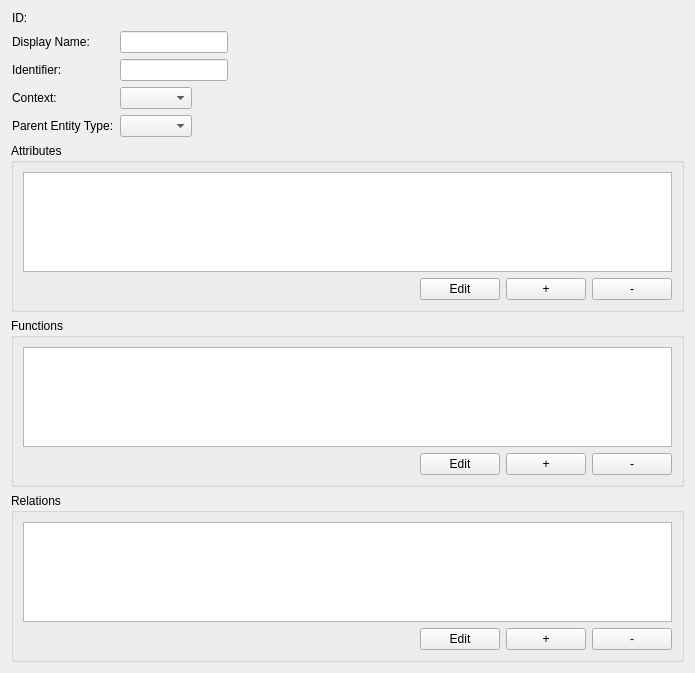
First picture: the form in lib/LBDatabase/src/lbdatabaseexporter/src/mainwindow/views/entitytypeview.ui, repository lbproductions/ProjectStatsMigration, before the edit.
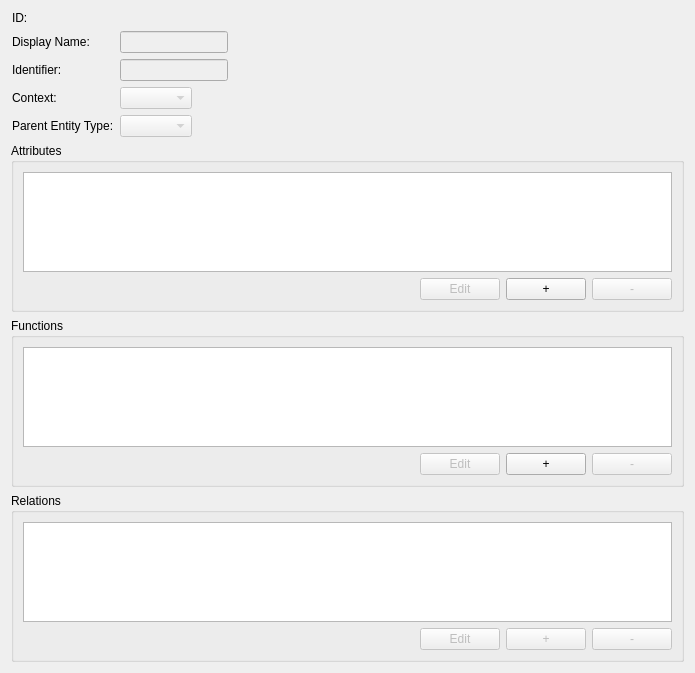
Second picture: the form after the edit.

Patch:
```diff
--- a/lib/LBDatabase/src/lbdatabaseexporter/src/mainwindow/views/entitytypeview.ui
+++ b/lib/LBDatabase/src/lbdatabaseexporter/src/mainwindow/views/entitytypeview.ui
@@ -38,7 +38,11 @@
         </widget>
        </item>
        <item row="1" column="1">
-        <widget class="QLineEdit" name="lineEditDisplayName"/>
+        <widget class="QLineEdit" name="lineEditDisplayName">
+         <property name="enabled">
+          <bool>false</bool>
+         </property>
+        </widget>
        </item>
        <item row="3" column="0">
         <widget class="QLabel" name="label_2">
@@ -48,7 +52,11 @@
         </widget>
        </item>
        <item row="3" column="1">
-        <widget class="QComboBox" name="comboBoxContext"/>
+        <widget class="QComboBox" name="comboBoxContext">
+         <property name="enabled">
+          <bool>false</bool>
+         </property>
+        </widget>
        </item>
        <item row="4" column="0">
         <widget class="QLabel" name="label_3">
@@ -58,7 +66,11 @@
         </widget>
        </item>
        <item row="4" column="1">
-        <widget class="QComboBox" name="comboBoxParent"/>
+        <widget class="QComboBox" name="comboBoxParent">
+         <property name="enabled">
+          <bool>false</bool>
+         </property>
+        </widget>
        </item>
        <item row="2" column="0">
         <widget class="QLabel" name="label_4">
@@ -68,7 +80,11 @@
         </widget>
        </item>
        <item row="2" column="1">
-        <widget class="QLineEdit" name="lineEditIdentifier"/>
+        <widget class="QLineEdit" name="lineEditIdentifier">
+         <property name="enabled">
+          <bool>false</bool>
+         </property>
+        </widget>
        </item>
        <item row="0" column="0">
         <widget class="QLabel" name="label_5">
@@ -114,6 +130,9 @@
         </item>
         <item>
          <widget class="QPushButton" name="pushButtonEditAttribute">
+          <property name="enabled">
+           <bool>false</bool>
+          </property>
           <property name="text">
            <string>Edit</string>
           </property>
@@ -128,6 +147,9 @@
         </item>
         <item>
          <widget class="QPushButton" name="pushButtonRemoveAttribute">
+          <property name="enabled">
+           <bool>false</bool>
+          </property>
           <property name="text">
            <string>-</string>
           </property>
@@ -164,6 +186,9 @@
         </item>
         <item>
          <widget class="QPushButton" name="pushButtonEditFunction">
+          <property name="enabled">
+           <bool>false</bool>
+          </property>
           <property name="text">
            <string>Edit</string>
           </property>
@@ -178,6 +203,9 @@
         </item>
         <item>
          <widget class="QPushButton" name="pushButtonRemoveFunction">
+          <property name="enabled">
+           <bool>false</bool>
+          </property>
           <property name="text">
            <string>-</string>
           </property>
@@ -214,6 +242,9 @@
         </item>
         <item>
          <widget class="QPushButton" name="pushButtonEditRelation">
+          <property name="enabled">
+           <bool>false</bool>
+          </property>
           <property name="text">
            <string>Edit</string>
           </property>
@@ -221,6 +252,9 @@
         </item>
         <item>
          <widget class="QPushButton" name="pushButtonAddRelation">
+          <property name="enabled">
+           <bool>false</bool>
+          </property>
           <property name="text">
            <string>+</string>
           </property>
@@ -228,6 +262,9 @@
         </item>
         <item>
          <widget class="QPushButton" name="pushButtonRemoveRelation">
+          <property name="enabled">
+           <bool>false</bool>
+          </property>
           <property name="text">
            <string>-</string>
           </property>
```
